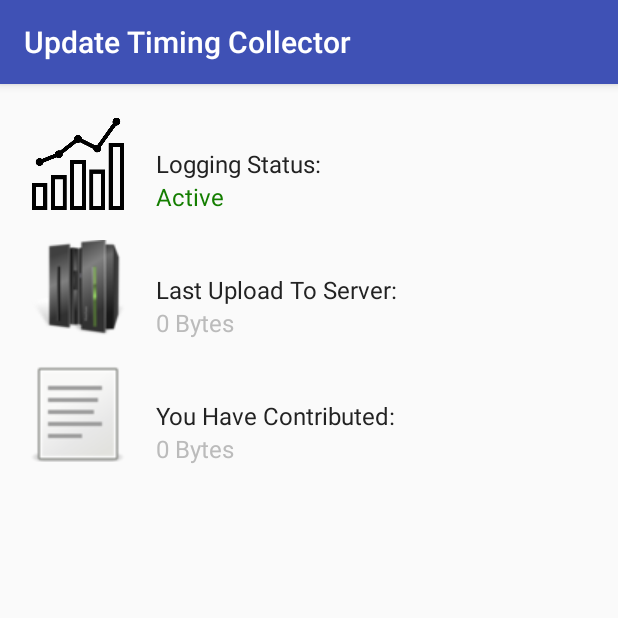
After one commit to fmresearchnovak/updatetimingcollector, an Android app: the StatusActivity screen opened directly, with no data from a screen before it, on a phone screen of 412 x 824 dp, the top half of it. The commit adds this screen. Run offline under Robolectric (Android 15) with nearby library versions, the phone set to English and light mode, and no system bars.

Commit message:
Enhancements / redesign to status activity

```diff
--- a/app/src/main/AndroidManifest.xml
+++ b/app/src/main/AndroidManifest.xml
@@ -6,12 +6,16 @@
     <uses-permission android:name="android.permission.WRITE_EXTERNAL_STORAGE" /> <!-- To save to log file -->
     <uses-permission android:name="android.permission.READ_PHONE_STATE" /> <!-- To read IMEI number -->
 
-    <!-- The below permissions are "protection_normal" which means we do not
-    have to prompt the user first before we use / have them -->
+
+    <!--
+    The below permissions are "protection_normal" which means we do not
+    have to prompt the user first before we use / have them
+    -->
     <uses-permission android:name="android.permission.INTERNET" /> <!-- To upload the log file -->
     <uses-permission android:name="android.permission.RECEIVE_BOOT_COMPLETED" /> <!-- To enable logging after a reboot -->
-    <uses-permission android:name="android.permission.ACCESS_NETWORK_STATE" /> <!-- Check for connection before upload -->
+    <uses-permission android:name="android.permission.ACCESS_NETWORK_STATE" />
 
+    <!-- Check for connection before upload -->
     <!-- To transmit log file to back end -->
     <application
         android:allowBackup="true"
@@ -55,6 +59,7 @@
             </intent-filter>
         </receiver>
 
+        <activity android:name=".StatusActivity"></activity>
     </application>
 
 </manifest>
--- a/app/src/main/java/edu/fandm/enovak/updatetimingcollector/FilePOSTer.java
+++ b/app/src/main/java/edu/fandm/enovak/updatetimingcollector/FilePOSTer.java
@@ -86,8 +86,7 @@ public class FilePOSTer extends AsyncTask<Void, Void, Boolean> {
             s = "Log Uploaded!";
 
             // Save a timestamp, this will be displayed to user in the
-            // "server information" activity
-            // Which is not yet implemented!
+            // "status" activity
             long ts = System.currentTimeMillis();
             SharedPreferences sharedPref = ctx.getSharedPreferences(PREF_FILE_NAME, Context.MODE_PRIVATE);
             SharedPreferences.Editor e = sharedPref.edit();
--- a/app/src/main/java/edu/fandm/enovak/updatetimingcollector/Main.java
+++ b/app/src/main/java/edu/fandm/enovak/updatetimingcollector/Main.java
@@ -6,6 +6,7 @@ import android.content.Context;
 import android.content.Intent;
 import android.content.pm.PackageManager;
 import android.graphics.Color;
+import android.os.AsyncTask;
 import android.support.v4.app.ActivityCompat;
 import android.support.v4.content.ContextCompat;
 import android.support.v7.app.AppCompatActivity;
@@ -29,7 +30,6 @@ public class Main extends AppCompatActivity {
 
 
     private Context ctx;
-    private TextView statusTV;
 
     @Override
     protected void onCreate(Bundle savedInstanceState) {
@@ -37,7 +37,6 @@ public class Main extends AppCompatActivity {
         setContentView(R.layout.activity_main);
 
         ctx = getApplicationContext();
-        statusTV = (TextView)findViewById(R.id.main_tv_status);
 
         boolean hasPerms = Lib.hasPermissions(ctx);
         if(!hasPerms) {
@@ -56,16 +55,6 @@ public class Main extends AppCompatActivity {
     public void onResume() {
         super.onResume();
 
-        boolean hasPerms = Lib.hasPermissions(ctx);
-        if (hasPerms) {
-            // Create the log file, write the IMEI number, write the header row
-            Lib.LogBcastReceiverOnOff(ctx, PackageManager.COMPONENT_ENABLED_STATE_ENABLED);
-            setStatusText(true);
-
-        } else {
-            Lib.LogBcastReceiverOnOff(ctx, PackageManager.COMPONENT_ENABLED_STATE_DISABLED);
-            setStatusText(false);
-        }
     }
 
 
@@ -97,6 +86,12 @@ public class Main extends AppCompatActivity {
             case R.id.permissions_details:
                 i = new Intent(ctx, PermissionDetails.class);
                 startActivity(i);
+                break;
+
+            case R.id.view_status:
+                i = new Intent(ctx, StatusActivity.class);
+                startActivity(i);
+                break;
         }
 
         return true;
@@ -114,13 +109,11 @@ public class Main extends AppCompatActivity {
             Toast.makeText(this, "Background logging turned off", Toast.LENGTH_SHORT).show();
 
             Lib.LogBcastReceiverOnOff(ctx, PackageManager.COMPONENT_ENABLED_STATE_DISABLED);
-            setStatusText(false);
 
         } else {
 
             initializeLogFile();
             Lib.LogBcastReceiverOnOff(ctx, PackageManager.COMPONENT_ENABLED_STATE_ENABLED);
-            setStatusText(true);
         }
     }
 
@@ -145,17 +138,4 @@ public class Main extends AppCompatActivity {
         }
     }
 
-
-    private void setStatusText(boolean isON){
-        if(isON){
-            statusTV.setText("Status: Active");
-            statusTV.setTextColor(Color.parseColor("#147e00"));
-        } else {
-            statusTV.setText("Status: Off");
-            statusTV.setTextColor(Color.parseColor("#000000"));
-        }
-    }
-
-
-
 }
--- /dev/null
+++ b/app/src/main/java/edu/fandm/enovak/updatetimingcollector/StatusActivity.java
@@ -0,0 +1,90 @@
+package edu.fandm.enovak.updatetimingcollector;
+
+import android.content.Context;
+import android.content.SharedPreferences;
+import android.content.pm.PackageManager;
+import android.graphics.Color;
+import android.support.v7.app.AppCompatActivity;
+import android.os.Bundle;
+import android.util.Log;
+import android.widget.TextView;
+
+import java.io.File;
+import java.text.SimpleDateFormat;
+import java.util.Date;
+
+import static edu.fandm.enovak.updatetimingcollector.Lib.PREF_FILE_NAME;
+
+public class StatusActivity extends AppCompatActivity {
+
+    private Context ctx;
+
+    @Override
+    protected void onCreate(Bundle savedInstanceState) {
+        super.onCreate(savedInstanceState);
+        setContentView(R.layout.activity_status);
+
+        ctx = this;
+
+
+    }
+
+    protected void onResume(){
+        super.onResume();
+
+        // Logging status
+        boolean hasPerms = Lib.hasPermissions(ctx);
+        if (hasPerms) {
+            // Create the log file, write the IMEI number, write the header row
+            Lib.LogBcastReceiverOnOff(ctx, PackageManager.COMPONENT_ENABLED_STATE_ENABLED);
+            setStatusText(true);
+
+        } else {
+            Lib.LogBcastReceiverOnOff(ctx, PackageManager.COMPONENT_ENABLED_STATE_DISABLED);
+            setStatusText(false);
+        }
+
+
+        // Last upload to server
+        // collect server ts from sharedPrefs
+        SharedPreferences sharedPref = ctx.getSharedPreferences(PREF_FILE_NAME, Context.MODE_PRIVATE);
+        long ts = sharedPref.getLong(Lib.PREF_SERV_TS_KEY, -1);
+        if(ts != -1) {
+            SimpleDateFormat formatter = new SimpleDateFormat("MM/dd/yyyy hh:mm:ss a");
+            Log.d(Main.TAG, "ts: " + ts);
+            String dateString = formatter.format(new Date(ts));
+            TextView tsTV = (TextView) findViewById(R.id.status_tv_server_ts_val);
+            tsTV.setText(dateString);
+            tsTV.setTextColor(Color.parseColor("#147e00"));
+        }
+
+
+        // Number of Bytes
+        File logF = Lib.getLogFile(ctx);
+        long bytes = logF.length();
+        Log.d(Main.TAG, "name: "+logF.getAbsoluteFile());
+        Log.d(Main.TAG, "bytes: "+bytes);
+        if(bytes != 0L){
+            TextView sizeTV = (TextView)findViewById(R.id.status_tv_bytes_contrib_val);
+            sizeTV.setText(bytes + " Bytes of data");
+            sizeTV.setTextColor(Color.parseColor("#147e00"));
+        }
+
+
+
+    }
+
+
+    private void setStatusText(boolean isON){
+
+
+        TextView statusTV = (TextView)findViewById(R.id.status_tv_status_val);
+        if(isON){
+            statusTV.setText("Active");
+            statusTV.setTextColor(Color.parseColor("#147e00"));
+        } else {
+            statusTV.setText("Inactive");
+            statusTV.setTextColor(Color.parseColor("#bbbbbb"));
+        }
+    }
+}
--- a/app/src/main/res/layout/activity_main.xml
+++ b/app/src/main/res/layout/activity_main.xml
@@ -37,15 +37,5 @@
         app:layout_constraintTop_toTopOf="@+id/main_tv_explain"
         android:textAlignment="center"/>
 
-    <TextView android:id="@+id/main_tv_status"
-        android:layout_width="wrap_content"
-        android:layout_height="wrap_content"
-        android:text="Status: "
-        android:padding="20dp"
-        app:layout_constraintBottom_toBottomOf="parent"
-        app:layout_constraintLeft_toLeftOf="parent"
-        app:layout_constraintRight_toRightOf="parent"
-        android:textAlignment="center"/>
-
 
 </android.support.constraint.ConstraintLayout>
--- /dev/null
+++ b/app/src/main/res/layout/activity_status.xml
@@ -0,0 +1,95 @@
+<?xml version="1.0" encoding="utf-8"?>
+<android.support.constraint.ConstraintLayout xmlns:android="http://schemas.android.com/apk/res/android"
+    xmlns:app="http://schemas.android.com/apk/res-auto"
+    xmlns:tools="http://schemas.android.com/tools"
+    android:layout_width="match_parent"
+    android:layout_height="match_parent"
+    tools:context="edu.fandm.enovak.updatetimingcollector.StatusActivity">
+
+
+    <ImageView android:id="@+id/status_iv_chart"
+        android:layout_height="64dp"
+        android:layout_width="64dp"
+        android:src="@mipmap/chart"
+        android:layout_margin="20dp"
+        app:layout_constraintLeft_toLeftOf="parent"
+        app:layout_constraintTop_toTopOf="parent"/>
+
+    <TextView android:id="@+id/status_tv_status"
+        android:layout_width="wrap_content"
+        android:layout_height="wrap_content"
+        android:text="Logging Status:"
+        android:textColor="#222222"
+        android:textSize="16sp"
+        android:layout_margin="20dp"
+        app:layout_constraintLeft_toRightOf="@+id/status_iv_chart"
+        app:layout_constraintBottom_toBottomOf="@id/status_iv_chart"/>
+
+    <TextView android:id="@+id/status_tv_status_val"
+        android:layout_width="wrap_content"
+        android:layout_height="wrap_content"
+        android:text="Inactive"
+        android:textColor="#bbbbbb"
+        android:textSize="16sp"
+        android:layout_marginLeft="20dp"
+        app:layout_constraintLeft_toRightOf="@+id/status_iv_chart"
+        app:layout_constraintTop_toBottomOf="@id/status_tv_status"/>
+
+
+    <ImageView android:id="@+id/status_iv_server"
+        android:layout_height="64dp"
+        android:layout_width="64dp"
+        android:src="@mipmap/computer_mainframe"
+        android:layout_margin="20dp"
+        app:layout_constraintLeft_toLeftOf="parent"
+        app:layout_constraintTop_toBottomOf="@id/status_iv_chart"/>
+
+    <TextView android:id="@+id/status_tv_server_ts"
+        android:layout_width="wrap_content"
+        android:layout_height="wrap_content"
+        android:text="Last Upload To Server:"
+        android:textColor="#222222"
+        android:textSize="16sp"
+        android:layout_margin="20dp"
+        app:layout_constraintLeft_toRightOf="@id/status_iv_server"
+        app:layout_constraintBottom_toBottomOf="@id/status_iv_server"/>
+
+    <TextView android:id="@+id/status_tv_server_ts_val"
+        android:layout_width="wrap_content"
+        android:layout_height="wrap_content"
+        android:text="0 Bytes"
+        android:textColor="#bbbbbb"
+        android:textSize="16sp"
+        android:layout_marginLeft="20dp"
+        app:layout_constraintLeft_toRightOf="@+id/status_iv_chart"
+        app:layout_constraintTop_toBottomOf="@id/status_tv_server_ts"/>
+
+    <ImageView android:id="@+id/status_iv_bytes"
+        android:layout_height="64dp"
+        android:layout_width="64dp"
+        android:src="@mipmap/line_contrib"
+        android:layout_margin="20dp"
+        app:layout_constraintLeft_toLeftOf="parent"
+        app:layout_constraintTop_toBottomOf="@id/status_iv_server"/>
+
+    <TextView android:id="@+id/status_tv_bytes_contrib"
+        android:layout_width="wrap_content"
+        android:layout_height="wrap_content"
+        android:text="You Have Contributed:"
+        android:textColor="#222222"
+        android:textSize="16sp"
+        android:layout_margin="20dp"
+        app:layout_constraintLeft_toRightOf="@id/status_iv_bytes"
+        app:layout_constraintBottom_toBottomOf="@id/status_iv_bytes"/>
+
+    <TextView android:id="@+id/status_tv_bytes_contrib_val"
+        android:layout_width="wrap_content"
+        android:layout_height="wrap_content"
+        android:text="0 Bytes"
+        android:textColor="#bbbbbb"
+        android:textSize="16sp"
+        android:layout_marginLeft="20dp"
+        app:layout_constraintLeft_toRightOf="@+id/status_iv_bytes"
+        app:layout_constraintTop_toBottomOf="@id/status_tv_bytes_contrib"/>
+
+</android.support.constraint.ConstraintLayout>
--- a/app/src/main/res/menu/menu_main.xml
+++ b/app/src/main/res/menu/menu_main.xml
@@ -1,5 +1,10 @@
 <menu xmlns:android="http://schemas.android.com/apk/res/android"
     xmlns:app="http://schemas.android.com/apk/res-auto">
+
+    <item
+        android:id="@+id/view_status"
+        app:showAsAction="never"
+        android:title="Status"/>
 
     <item
         android:id="@+id/view_log"
```
Also changed, not shown: app/src/main/res/mipmap-mdpi/chart.png (added), app/src/main/res/mipmap-mdpi/computer_mainframe.png (added), app/src/main/res/mipmap-mdpi/line_contrib.png (added).
